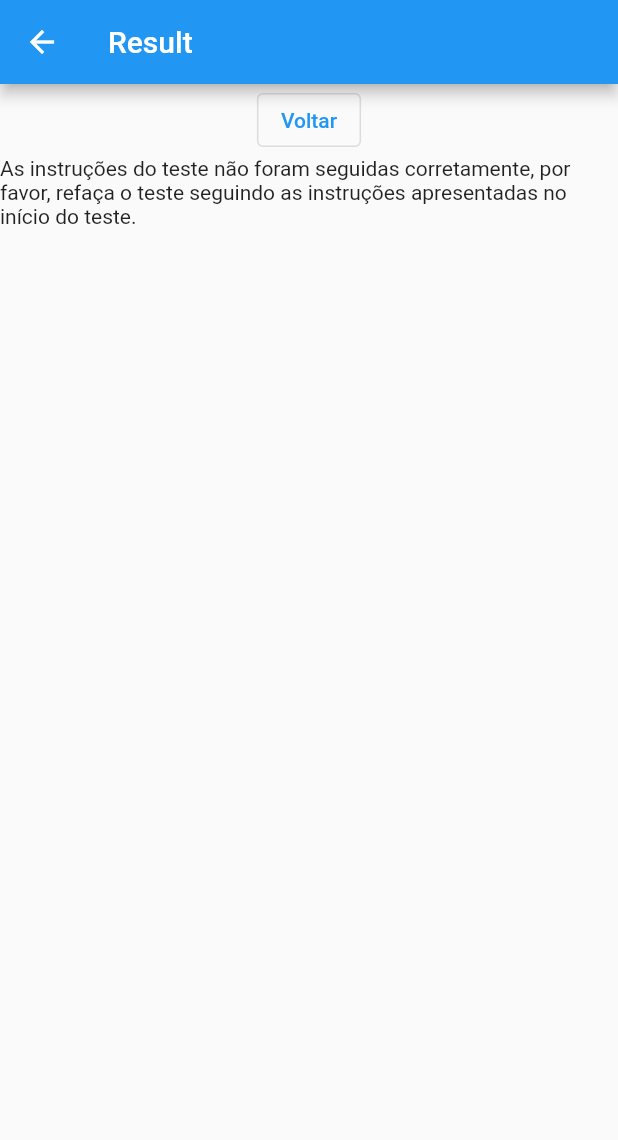
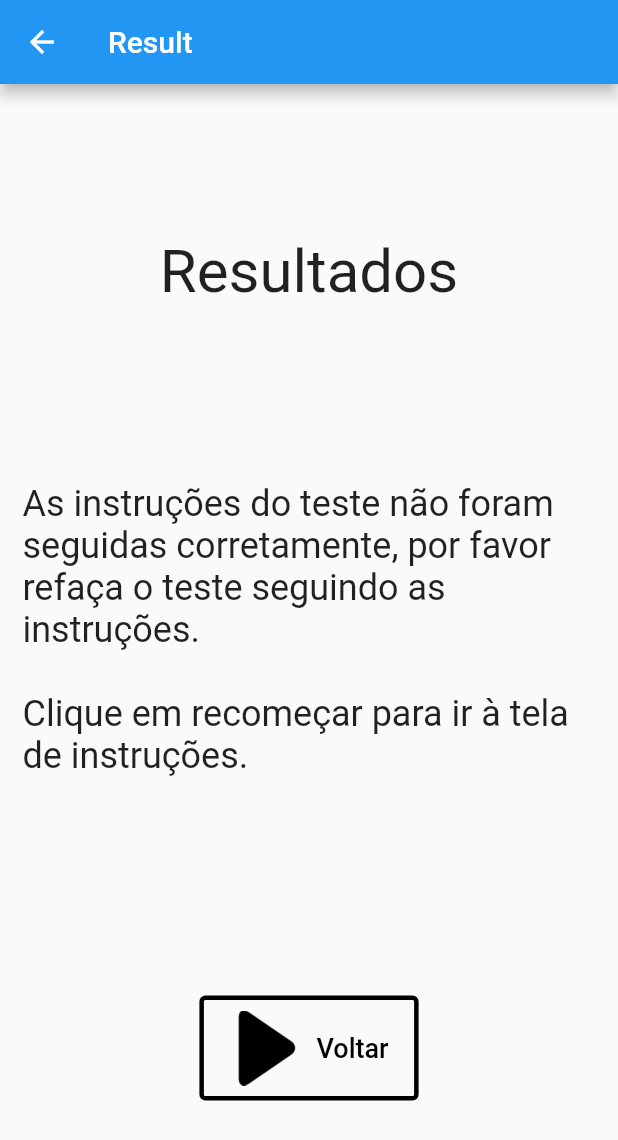
Before and after one commit to BrenoAroCos/TCC, a Flutter app: the ResultPage screen opened directly with empty values, on a phone screen of 412 x 824 dp. Shown: the top 1140 px of the screen. Run offline on Flutter 3.47's test engine with Material 2 defaults, Android fonts, the phone set to English and light mode, and no system bars; our stand-ins replace flutter_bloc, just_audio.

```diff
--- a/lib/app_assets.dart
+++ b/lib/app_assets.dart
@@ -103,5 +103,5 @@ class AppAssets {
 
   //Tutorial assets
   static const String tutorialGif1 = 'instructionsAssets/gifs/Tutorial1.gif';
-  static const String tutorialAudio1 = 'audios/Teste.mp3';
+  static const String tutorialAudio1 = 'instructionsAssets/audio/Teste.mp3';
 }
--- a/lib/result_page.dart
+++ b/lib/result_page.dart
@@ -1,5 +1,7 @@
 import 'package:flutter/material.dart';
 import 'package:tcc/teste_bloc.dart';
+
+import 'app_assets.dart';
 
 class ResultPage extends StatefulWidget {
   const ResultPage({Key? key, required this.result}) : super(key: key);
@@ -11,7 +13,7 @@ class ResultPage extends StatefulWidget {
     if (result == PossibleResults.semDautonismo) {
       resultadoMsg = "Não foi identificado nenhum tipo de dautonismo no usuario.";
     } else if (result == PossibleResults.invalido) {
-      resultadoMsg = "As instruções do teste não foram seguidas corretamente, por favor, refaça o teste seguindo as instruções apresentadas no início do teste.";
+      resultadoMsg = "As instruções do teste não foram seguidas corretamente, por favor refaça o teste seguindo as instruções. \n\nClique em recomeçar para ir à tela de instruções.";
     } else if (result == PossibleResults.tipoNaoIdentificado) {
       resultadoMsg =
       "É possível que você possua algum tipo de dautonismo, porém não foi possível identificar qual exatamente.\nÉ recomendada a consulta com um especialista para obter um diagnóstico oficial.";
@@ -33,15 +35,68 @@ class _ResultPageState extends State<ResultPage> {
   @override
   Widget build(BuildContext context) {
     return Scaffold(
-      body: Align(alignment: AlignmentDirectional.center, child: Column(
+      body: Column(
+        mainAxisAlignment: MainAxisAlignment.center,
         children: [
-          OutlinedButton(onPressed: () {
-            Navigator.of(context).pop();
-            Navigator.of(context).pop();
-          }, child: const Text("Voltar"),),
-          Text(widget.getResultString),
+          Expanded(child:
+            Center(
+              child:Text(
+               "Resultados",
+                textAlign: TextAlign.center,
+                style: TextStyle(
+                  fontSize: 40,
+                ),
+              ),
+            ),
+          ),
+          Expanded(
+            child: Padding(
+              padding: EdgeInsets.all(15),
+              child: Text(
+                widget.getResultString,
+                textAlign: TextAlign.left,
+                style: TextStyle(
+                    fontSize: 24,
+                ),
+              ),
+            ),
+          ),
+          SizedBox(height: 16),
+          Expanded(
+            child: Center(
+              child: OutlinedButton.icon(
+                onPressed: () {
+                  Navigator.of(context).pop();
+                  Navigator.of(context).pop();
+                },
+                icon:
+                  Image.asset(AppAssets.playIcon, width: 50, height: 50),
+                label:
+                  const Text(
+                    "Voltar",
+                    style:
+                      TextStyle(
+                        color: Colors.black,
+                        fontSize: 18,
+                      ),
+                 ),
+                style:
+                  ButtonStyle(
+                    padding: MaterialStateProperty.all(EdgeInsets.symmetric(vertical: 10.0, horizontal: 20.0)),
+                    side: MaterialStateProperty.all(const BorderSide(
+                        color: Colors.black,
+                        width: 3.0,
+                        style: BorderStyle.solid)),
+                  ),
+                //style: OutlinedButton.styleFrom(
+                  //textStyle: TextStyle(fontSize: 18),
+                 // padding: EdgeInsets.symmetric(vertical: 16, horizontal: 32),
+                //),
+              ),
+            ),
+          ),
         ],
-      )),
+      ),
       appBar: AppBar(
         title: const Text("Result"),
       ),
--- a/lib/teste_bloc.dart
+++ b/lib/teste_bloc.dart
@@ -51,17 +51,6 @@ class TesteBloc extends Cubit<TesteState> {
     }
   }
 
-  bool isAnomalia(int protanopia, int deuteranopia, int anomalia) {
-    int pAnomalia = protanopia - anomalia;
-    int dAnomalia = deuteranopia - anomalia;
-    if (pAnomalia > 2 || dAnomalia > 2) {
-      //Esta verificação parte do pressuposto que a probabilidade da criança errar apenas 1 placa de anomalia, enquanto erra 3 ou mais placas que verificam ambos os tipos de dautonismo é extremamente baixa, dessa forma, não é relevante verificar quantas placas de anomalias que foram verificadas.
-      return false;
-    } else {
-      return true;
-    }
-  }
-
   PossibleResults analyseResults() {
     PossibleResults result;
     if (resultData.everyoneSees >= 2) {
@@ -98,6 +87,17 @@ class TesteBloc extends Cubit<TesteState> {
     return result;
   }
 
+  bool isAnomalia(int protanopia, int deuteranopia, int anomalia) {
+    int pAnomalia = protanopia - anomalia;
+    int dAnomalia = deuteranopia - anomalia;
+    if (pAnomalia > 2 || dAnomalia > 2) {
+      //Esta verificação parte do pressuposto que a probabilidade da criança errar apenas 1 placa de anomalia, enquanto erra 3 ou mais placas que verificam ambos os tipos de dautonismo é extremamente baixa, dessa forma, não é relevante verificar quantas placas de anomalias que foram verificadas.
+      return false;
+    } else {
+      return true;
+    }
+  }
+
   void nextTest() {
     testIndex++;
     _generateTest(testCases[testIndex]);
--- a/lib/tutorial_page.dart
+++ b/lib/tutorial_page.dart
@@ -17,6 +17,14 @@ class TutorialPage extends StatefulWidget {
 }
 
 class _TutorialPageState extends State<TutorialPage> {
+
+  @override
+  void initState() {
+    super.initState();
+    widget.player.setAsset(AppAssets.tutorialAudio1);
+    widget.player.play();
+  }
+
   @override
   Widget build(BuildContext context) {
     return Scaffold(
@@ -58,7 +66,8 @@ class _TutorialPageState extends State<TutorialPage> {
                                 child: InkWell(
                                   splashColor: Colors.lightBlueAccent,
                                   onTap:(){
-
+                                    widget.player.setAsset(AppAssets.tutorialAudio1);
+                                    widget.player.play();
                                   },
                                   child: Padding(
                                     padding: const EdgeInsets.all(5.0),
@@ -98,7 +107,8 @@ class _TutorialPageState extends State<TutorialPage> {
                             color: Colors.black,
                             width: 3.0,
                             style: BorderStyle.solid))),
-                  )),
+                  )
+              ),
             ],
           ),
         ),
```
Also changed, not shown: lib/intro_page.dart (+4 -6 lines), 1 other file.
